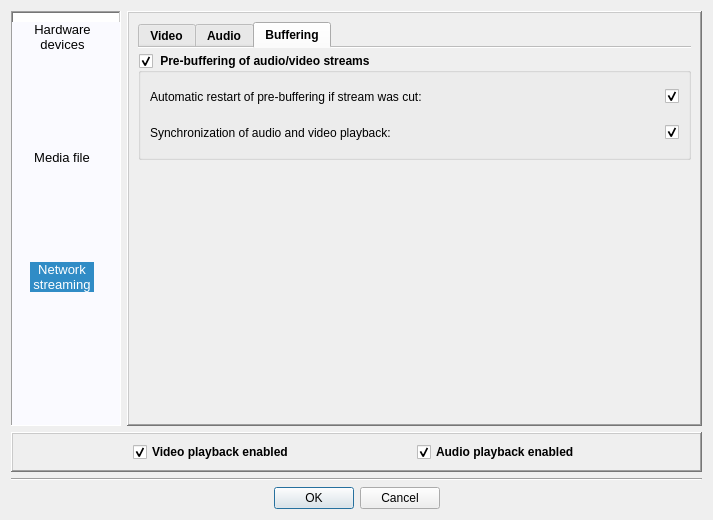
Homer-Conferencing/Homer-Conferencing, file Homer/forms/Dialogs/OpenVideoAudioPreviewDialog.ui: the form before one commit.
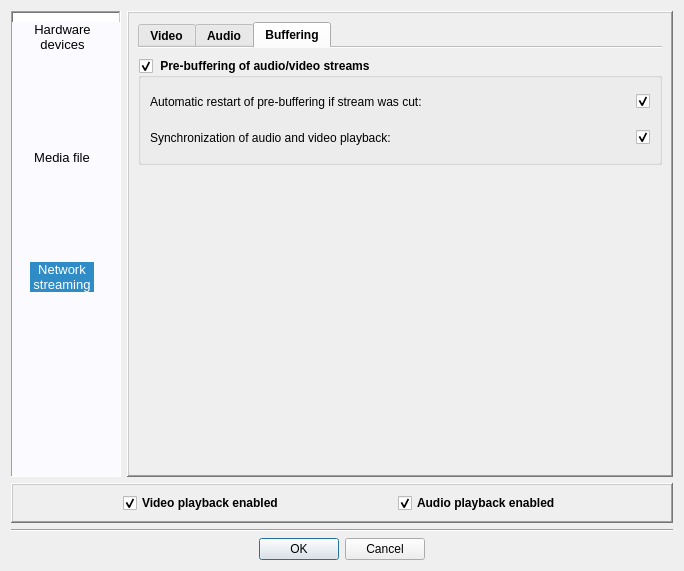
The form after the commit. The open tabs and pages were chosen to show the change. Icons and pictures are not drawn.

The edit to the form file:
```diff
--- a/Homer/forms/Dialogs/OpenVideoAudioPreviewDialog.ui
+++ b/Homer/forms/Dialogs/OpenVideoAudioPreviewDialog.ui
@@ -6,8 +6,8 @@
    <rect>
     <x>0</x>
     <y>0</y>
-    <width>713</width>
-    <height>520</height>
+    <width>684</width>
+    <height>571</height>
    </rect>
   </property>
   <property name="minimumSize">
@@ -1642,6 +1642,24 @@
               <number>0</number>
              </property>
              <item>
+              <layout class="QVBoxLayout" name="verticalLayout_3">
+               <item>
+                <spacer name="verticalSpacer_9">
+                 <property name="orientation">
+                  <enum>Qt::Vertical</enum>
+                 </property>
+                 <property name="sizeType">
+                  <enum>QSizePolicy::Fixed</enum>
+                 </property>
+                 <property name="sizeHint" stdset="0">
+                  <size>
+                   <width>20</width>
+                   <height>5</height>
+                  </size>
+                 </property>
+                </spacer>
+               </item>
+               <item>
               <widget class="QGroupBox" name="mGrpPreBuffering">
                <property name="font">
                 <font>
@@ -1781,6 +1799,8 @@
                 </size>
                </property>
               </spacer>
+               </item>
+              </layout>
              </item>
             </layout>
            </widget>
```
Left out of the diff: 32 changed lines with no effect on the pictures. Lines whose indentation alone changed are shown as unchanged.
